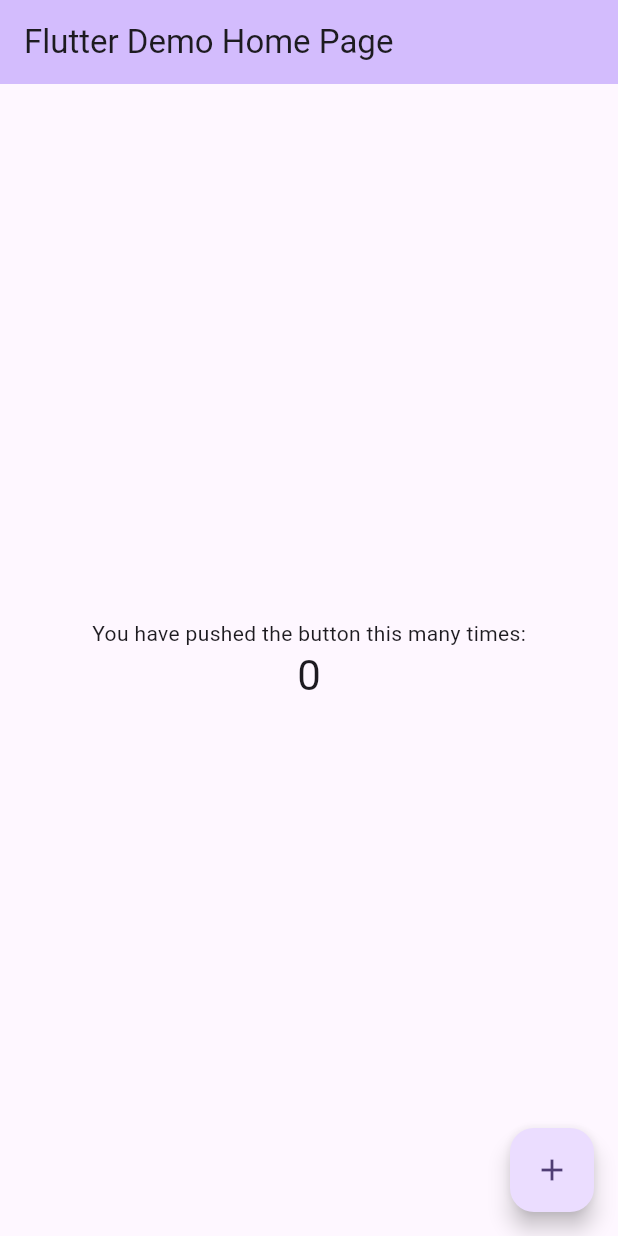
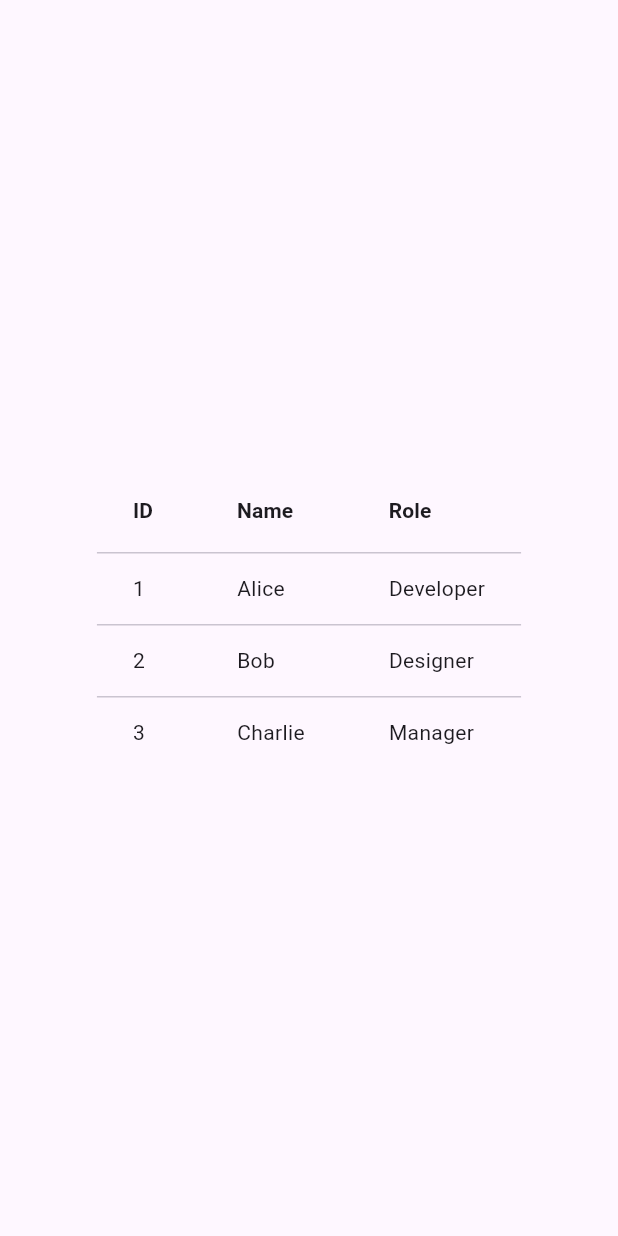
Before and after one commit to Excelsior-Technologies-Community/flutter_table_view, a Flutter app: the screen it shows after launch, on a phone screen of 412 x 824 dp. Run offline on Flutter 3.47's test engine with Material 3 defaults, Android fonts, the phone set to English and light mode, and no system bars.

Commit message:
table_view library

```diff
--- /dev/null
+++ b/lib/demo.dart
@@ -0,0 +1,25 @@
+import 'package:flutter/material.dart';
+import 'package:flutter_table_view/src/table_view.dart';
+
+class Demo extends StatelessWidget {
+  const Demo({super.key});
+
+  @override
+  Widget build(BuildContext context) {
+    return Scaffold(
+      body: Padding(
+        padding: const EdgeInsets.all(16),
+        child: Center(
+          child: SimpleTableView(
+            headers: ['ID', 'Name', 'Role'],
+            rows: [
+              ['1', 'Alice', 'Developer'],
+              ['2', 'Bob', 'Designer'],
+              ['3', 'Charlie', 'Manager'],
+            ],
+          ),
+        ),
+      ),
+    );
+  }
+}
--- a/lib/main.dart
+++ b/lib/main.dart
@@ -1,122 +1,25 @@
 import 'package:flutter/material.dart';
+import 'package:flutter_table_view/demo.dart';
 
-void main() {
-  runApp(const MyApp());
+Future<void> main() async {
+  WidgetsFlutterBinding.ensureInitialized();
+  runApp(const App());
 }
 
-class MyApp extends StatelessWidget {
-  const MyApp({super.key});
+class App extends StatefulWidget {
+  const App({super.key});
 
-  // This widget is the root of your application.
+  @override
+  State<App> createState() => _AppState();
+}
+
+class _AppState extends State<App> {
   @override
   Widget build(BuildContext context) {
     return MaterialApp(
-      title: 'Flutter Demo',
-      theme: ThemeData(
-        // This is the theme of your application.
-        //
-        // TRY THIS: Try running your application with "flutter run". You'll see
-        // the application has a purple toolbar. Then, without quitting the app,
-        // try changing the seedColor in the colorScheme below to Colors.green
-        // and then invoke "hot reload" (save your changes or press the "hot
-        // reload" button in a Flutter-supported IDE, or press "r" if you used
-        // the command line to start the app).
-        //
-        // Notice that the counter didn't reset back to zero; the application
-        // state is not lost during the reload. To reset the state, use hot
-        // restart instead.
-        //
-        // This works for code too, not just values: Most code changes can be
-        // tested with just a hot reload.
-        colorScheme: ColorScheme.fromSeed(seedColor: Colors.deepPurple),
-      ),
-      home: const MyHomePage(title: 'Flutter Demo Home Page'),
+      debugShowCheckedModeBanner: false,
+      title: 'TABLE VIEW',
+      home: Demo(),
     );
   }
 }
-
-class MyHomePage extends StatefulWidget {
-  const MyHomePage({super.key, required this.title});
-
-  // This widget is the home page of your application. It is stateful, meaning
-  // that it has a State object (defined below) that contains fields that affect
-  // how it looks.
-
-  // This class is the configuration for the state. It holds the values (in this
-  // case the title) provided by the parent (in this case the App widget) and
-  // used by the build method of the State. Fields in a Widget subclass are
-  // always marked "final".
-
-  final String title;
-
-  @override
-  State<MyHomePage> createState() => _MyHomePageState();
-}
-
-class _MyHomePageState extends State<MyHomePage> {
-  int _counter = 0;
-
-  void _incrementCounter() {
-    setState(() {
-      // This call to setState tells the Flutter framework that something has
-      // changed in this State, which causes it to rerun the build method below
-      // so that the display can reflect the updated values. If we changed
-      // _counter without calling setState(), then the build method would not be
-      // called again, and so nothing would appear to happen.
-      _counter++;
-    });
-  }
-
-  @override
-  Widget build(BuildContext context) {
-    // This method is rerun every time setState is called, for instance as done
-    // by the _incrementCounter method above.
-    //
-    // The Flutter framework has been optimized to make rerunning build methods
-    // fast, so that you can just rebuild anything that needs updating rather
-    // than having to individually change instances of widgets.
-    return Scaffold(
-      appBar: AppBar(
-        // TRY THIS: Try changing the color here to a specific color (to
-        // Colors.amber, perhaps?) and trigger a hot reload to see the AppBar
-        // change color while the other colors stay the same.
-        backgroundColor: Theme.of(context).colorScheme.inversePrimary,
-        // Here we take the value from the MyHomePage object that was created by
-        // the App.build method, and use it to set our appbar title.
-        title: Text(widget.title),
-      ),
-      body: Center(
-        // Center is a layout widget. It takes a single child and positions it
-        // in the middle of the parent.
-        child: Column(
-          // Column is also a layout widget. It takes a list of children and
-          // arranges them vertically. By default, it sizes itself to fit its
-          // children horizontally, and tries to be as tall as its parent.
-          //
-          // Column has various properties to control how it sizes itself and
-          // how it positions its children. Here we use mainAxisAlignment to
-          // center the children vertically; the main axis here is the vertical
-          // axis because Columns are vertical (the cross axis would be
-          // horizontal).
-          //
-          // TRY THIS: Invoke "debug painting" (choose the "Toggle Debug Paint"
-          // action in the IDE, or press "p" in the console), to see the
-          // wireframe for each widget.
-          mainAxisAlignment: MainAxisAlignment.center,
-          children: <Widget>[
-            const Text('You have pushed the button this many times:'),
-            Text(
-              '$_counter',
-              style: Theme.of(context).textTheme.headlineMedium,
-            ),
-          ],
-        ),
-      ),
-      floatingActionButton: FloatingActionButton(
-        onPressed: _incrementCounter,
-        tooltip: 'Increment',
-        child: const Icon(Icons.add),
-      ), // This trailing comma makes auto-formatting nicer for build methods.
-    );
-  }
-}
--- /dev/null
+++ b/lib/src/table_view.dart
@@ -0,0 +1,50 @@
+import 'package:flutter/material.dart';
+
+class SimpleTableView extends StatelessWidget {
+  final List<String> headers;
+  final List<List<String>> rows;
+  final double? columnSpacing;
+  final TextStyle? dataTextStyle;
+  final Decoration? decoration;
+  final TextStyle? headerTextStyle;
+
+  const SimpleTableView({
+    super.key,
+    required this.headers,
+    required this.rows,
+    this.columnSpacing,
+    this.dataTextStyle,
+    this.decoration,
+    this.headerTextStyle,
+  });
+
+  @override
+  Widget build(BuildContext context) {
+    return SingleChildScrollView(
+      scrollDirection: Axis.horizontal,
+      child: DataTable(
+        columnSpacing: columnSpacing,
+        dataTextStyle: dataTextStyle,
+        decoration: decoration,
+        headingTextStyle: headerTextStyle,
+        columns: headers
+            .map(
+              (header) => DataColumn(
+                label: Text(
+                  header,
+                  style: const TextStyle(fontWeight: FontWeight.bold),
+                ),
+              ),
+            )
+            .toList(),
+        rows: rows
+            .map(
+              (row) => DataRow(
+                cells: row.map((cell) => DataCell(Text(cell))).toList(),
+              ),
+            )
+            .toList(),
+      ),
+    );
+  }
+}
--- /dev/null
+++ b/table_view/analysis_options.yaml
@@ -0,0 +1,4 @@
+include: package:flutter_lints/flutter.yaml
+
+# Additional information about this file can be found at
+# https://dart.dev/guides/language/analysis-options
--- /dev/null
+++ b/table_view/lib/table_view.dart
@@ -0,0 +1,5 @@
+/// A Calculator.
+class Calculator {
+  /// Returns [value] plus 1.
+  int addOne(int value) => value + 1;
+}
```
Also changed, not shown: table_view/pubspec.yaml (added, +54 -0 lines), 7 other files.
